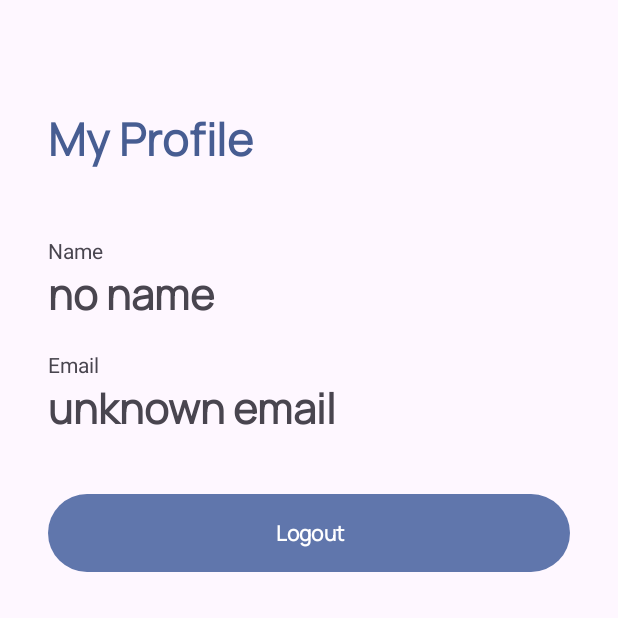
After one commit to Vinncz/android-dev-bootcamp, an Android app: the ProfileActivity screen opened directly, with no data from a screen before it, on a phone screen of 412 x 824 dp, the top half of it. The commit adds this screen. Run offline under Robolectric (Android 15) with nearby library versions, the phone set to English and light mode, and no system bars; our stand-ins replace Firebase (no records; nobody signed in at launch, a user with empty details on screens opened directly).

Commit message:
Worked on and finished the profile page

```diff
--- a/app/src/main/AndroidManifest.xml
+++ b/app/src/main/AndroidManifest.xml
@@ -12,6 +12,9 @@
         android:supportsRtl="true"
         android:theme="@style/Theme.AndroidDevBootcamp"
         tools:targetApi="31">
+        <activity
+            android:name=".ProfileActivity"
+            android:exported="false" />
         <activity
             android:name=".HomeActivity"
             android:exported="false" />
--- a/app/src/main/java/com/example/androiddevbootcamp/HomeActivity.java
+++ b/app/src/main/java/com/example/androiddevbootcamp/HomeActivity.java
@@ -8,6 +8,7 @@ import android.content.SharedPreferences;
 import android.os.Bundle;
 import android.view.View;
 import android.view.WindowManager;
+import android.widget.Button;
 import android.widget.ImageView;
 import android.widget.LinearLayout;
 import android.widget.TextView;
@@ -15,6 +16,8 @@ import android.widget.Toast;
 
 import com.google.android.gms.tasks.OnCompleteListener;
 import com.google.android.gms.tasks.Task;
+import com.google.firebase.auth.FirebaseAuth;
+import com.google.firebase.auth.FirebaseUser;
 import com.google.firebase.database.DataSnapshot;
 import com.google.firebase.database.DatabaseError;
 import com.google.firebase.database.DatabaseReference;
@@ -27,14 +30,30 @@ import com.bumptech.glide.request.RequestOptions;
 
 public class HomeActivity extends AppCompatActivity {
 
+    private FirebaseAuth mAuth;
+
     @Override
     protected void onCreate(Bundle savedInstanceState) {
         super.onCreate(savedInstanceState);
         setContentView(R.layout.activity_home);
 
+        mAuth = FirebaseAuth.getInstance();
+        FirebaseUser user = mAuth.getCurrentUser();
+
+        if (user == null) return;
+
+        String uid = user.getUid();
+
         SharedPreferences sp = getSharedPreferences("logged-in-user-data", MODE_PRIVATE);
-        Toast.makeText(HomeActivity.this, "You are logged in as " + sp.getString("name", "no name"), Toast.LENGTH_LONG).show();
+        Toast.makeText(HomeActivity.this, "You are logged in as " + sp.getString(uid + ".name", "no name"), Toast.LENGTH_LONG).show();
 
-
+        Button b = findViewById(R.id.profileButton);
+        b.setOnClickListener(new View.OnClickListener() {
+            @Override
+            public void onClick(View view) {
+                Intent i = new Intent(HomeActivity.this, ProfileActivity.class);
+                startActivity(i);
+            }
+        });
     }
 }
--- a/app/src/main/java/com/example/androiddevbootcamp/MainActivity.java
+++ b/app/src/main/java/com/example/androiddevbootcamp/MainActivity.java
@@ -78,13 +78,6 @@ public class MainActivity extends AppCompatActivity {
                     public void onComplete(@NonNull Task<AuthResult> task) {
                         if (task.isSuccessful()) {
                             FirebaseUser user = mAuth.getCurrentUser();
-//                            Toast.makeText(MainActivity.this, "You are logged in as " + user.getEmail(), Toast.LENGTH_SHORT).show();
-
-                            SharedPreferences sp = getSharedPreferences("logged-in-user-data", MODE_PRIVATE);
-                            SharedPreferences.Editor spe = sp.edit();
-
-                            spe.putString("name", user.getEmail());
-                            spe.apply();
 
                             Intent toHome = new Intent(MainActivity.this, HomeActivity.class);
                             startActivity(toHome);
--- /dev/null
+++ b/app/src/main/java/com/example/androiddevbootcamp/ProfileActivity.java
@@ -0,0 +1,40 @@
+package com.example.androiddevbootcamp;
+
+import androidx.appcompat.app.AppCompatActivity;
+
+import android.content.SharedPreferences;
+import android.os.Bundle;
+import android.widget.TextView;
+import android.widget.Toast;
+
+import com.google.firebase.auth.FirebaseAuth;
+import com.google.firebase.auth.FirebaseUser;
+
+public class ProfileActivity extends AppCompatActivity {
+
+    private FirebaseAuth mAuth;
+
+    @Override
+    protected void onCreate(Bundle savedInstanceState) {
+        super.onCreate(savedInstanceState);
+        setContentView(R.layout.activity_profile);
+
+        mAuth = FirebaseAuth.getInstance();
+        FirebaseUser user = mAuth.getCurrentUser();
+
+        if (user == null) return;
+
+        String uid = user.getUid();
+
+        SharedPreferences sp = getSharedPreferences("logged-in-user-data", MODE_PRIVATE);
+        String name = sp.getString(uid + ".name", "no name");
+        String email = sp.getString(uid + ".email", "unknown email");
+
+        TextView tvName = findViewById(R.id.name);
+        tvName.setText(name);
+
+        TextView tvEmail = findViewById(R.id.email);
+        tvEmail.setText(email);
+
+    }
+}
--- a/app/src/main/java/com/example/androiddevbootcamp/RegisterActivity.java
+++ b/app/src/main/java/com/example/androiddevbootcamp/RegisterActivity.java
@@ -4,6 +4,7 @@ import androidx.annotation.NonNull;
 import androidx.appcompat.app.AppCompatActivity;
 
 import android.content.Intent;
+import android.content.SharedPreferences;
 import android.os.Bundle;
 import android.view.View;
 import android.view.WindowManager;
@@ -49,58 +50,6 @@ public class RegisterActivity extends AppCompatActivity {
                 String confirmPassword = confirmPasswordField.getText().toString();
 
                 performRegistration(name, email, password, confirmPassword);
-
-//                Boolean fails = false;
-//
-//                if ( name.isEmpty() || name.isBlank() ) {
-//                    Toast.makeText(RegisterActivity.this, "Name field cannot be empty", Toast.LENGTH_LONG).show();
-//                    fails = true;
-//
-//                } else if ( name.length() < 5 ) {
-//                    Toast.makeText(RegisterActivity.this, "Name must at least be 5 characters long", Toast.LENGTH_LONG).show();
-//                    fails = true;
-//
-//                } else if ( email.isEmpty() || email.isBlank() ) {
-//                    Toast.makeText(RegisterActivity.this, "Email field cannot be empty", Toast.LENGTH_LONG).show();
-//                    fails = true;
-//
-//                } else if ( !email.contains("@") ) {
-//                    Toast.makeText(RegisterActivity.this, "Email field must contains '@' symbol", Toast.LENGTH_LONG).show();
-//                    fails = true;
-//
-//                } else if ( !email.endsWith(".com") ) {
-//                    Toast.makeText(RegisterActivity.this, "Email field must ends with '.com'", Toast.LENGTH_LONG).show();
-//                    fails = true;
-//
-//                } else if ( password.isEmpty() || password.isBlank() ) {
-//                    Toast.makeText(RegisterActivity.this, "Password field cannot be empty", Toast.LENGTH_LONG).show();
-//                    fails = true;
-//
-//                } else if ( !password.equals(confirmPassword) ) {
-//                    Toast.makeText(RegisterActivity.this, "Password confirmation must match the original password", Toast.LENGTH_LONG).show();
-//                    fails = true;
-//
-//                } else if ( password.length() < 8 ) {
-//                    Toast.makeText(RegisterActivity.this, "Password must at least be 8 characters long", Toast.LENGTH_LONG).show();
-//                    fails = true;
-//
-//                }
-//                if ( fails ) {
-//                    return;
-//                }
-
-//                mAuth.signInWithEmailAndPassword(email, password).addOnCompleteListener(RegisterActivity.this, new OnCompleteListener<AuthResult>() {
-//                    @Override
-//                    public void onComplete(@NonNull Task<AuthResult> task) {
-//                        if (task.isSuccessful()) {
-//                            FirebaseUser user = mAuth.getCurrentUser();
-//                            Toast.makeText(RegisterActivity.this, "You are logged in as " + user.getEmail(), Toast.LENGTH_SHORT).show();
-//                        } else {
-//                            Toast.makeText(RegisterActivity.this, "Wrong credentials", Toast.LENGTH_SHORT).show();
-//                            return;
-//                        }
-//                    }
-//                });
             }
         });
 
@@ -163,6 +112,18 @@ public class RegisterActivity extends AppCompatActivity {
                                 FirebaseUser user = mAuth.getCurrentUser();
                                 Toast.makeText(RegisterActivity.this, "You have registered as " + user.getEmail(), Toast.LENGTH_SHORT).show();
 
+                                String uid = user.getUid();
+
+                                SharedPreferences sp = getSharedPreferences("logged-in-user-data", MODE_PRIVATE);
+                                SharedPreferences.Editor spe = sp.edit();
+
+                                spe.putString(uid + ".name", name);
+                                spe.putString(uid + ".email", email);
+//                                spe.putString(uid + ".password", _password);
+
+                                spe.apply();
+
+
                                 Intent toHome = new Intent(RegisterActivity.this, HomeActivity.class);
                                 startActivity(toHome);
                                 finish();
--- /dev/null
+++ b/app/src/main/res/layout/activity_profile.xml
@@ -0,0 +1,119 @@
+<?xml version="1.0" encoding="utf-8"?>
+<androidx.constraintlayout.widget.ConstraintLayout xmlns:android="http://schemas.android.com/apk/res/android"
+    xmlns:app="http://schemas.android.com/apk/res-auto"
+    xmlns:tools="http://schemas.android.com/tools"
+    android:layout_width="match_parent"
+    android:layout_height="match_parent"
+    tools:context=".ProfileActivity"
+    android:animateLayoutChanges="true"
+    >
+
+    <ScrollView
+        android:layout_width="match_parent"
+        android:layout_height="match_parent"
+    >
+
+        <LinearLayout
+            android:layout_width="match_parent"
+            android:layout_height="match_parent"
+            android:gravity="center"
+            android:orientation="vertical"
+            android:paddingHorizontal="32dp"
+            app:layout_constraintHeight="match_parent"
+            app:layout_constraintWidth="match_parent"
+            tools:layout_editor_absoluteX="1dp"
+            tools:layout_editor_absoluteY="1dp"
+            >
+
+            <LinearLayout
+                android:layout_width="match_parent"
+                android:layout_height="wrap_content"
+                android:gravity="top"
+                android:paddingTop="72dp"
+                android:orientation="vertical"
+                >
+                <TextView
+                    style="@style/Title"
+                    android:id="@+id/title"
+                    android:layout_width="match_parent"
+                    android:layout_height="wrap_content"
+                    android:layout_marginBottom="8dp"
+                    android:fontFamily="@font/manrope"
+                    android:paddingBottom="36dp"
+                    android:text="My Profile"
+                    android:textFontWeight="800"
+                    android:textSize="30dp"
+                    />
+
+                <ScrollView
+                    android:layout_width="match_parent"
+                    android:layout_height="match_parent"
+                    >
+
+                    <LinearLayout
+                        android:layout_width="match_parent"
+                        android:layout_height="wrap_content"
+                        android:orientation="vertical"
+                        android:id="@+id/verticalShelf"
+                    >
+
+                        <TextView
+                            android:id="@+id/textView1"
+                            android:layout_width="match_parent"
+                            android:layout_height="wrap_content"
+                            android:text="Name"
+                        />
+
+                        <TextView
+                            android:id="@+id/name"
+                            android:layout_width="match_parent"
+                            android:layout_height="wrap_content"
+                            android:textFontWeight="900"
+                            android:fontFamily="@font/manrope"
+                            android:textSize="28sp"
+                            android:text="If you're seeing this, then something clearly went wrong."
+                            android:layout_marginBottom="18dp"
+                        />
+
+                        <TextView
+                            android:id="@+id/textView2"
+                            android:layout_width="match_parent"
+                            android:layout_height="wrap_content"
+                            android:text="Email"
+                        />
+
+                        <TextView
+                            android:id="@+id/email"
+                            android:layout_width="match_parent"
+                            android:layout_height="wrap_content"
+                            android:fontFamily="@font/manrope"
+                            android:text="If you're seeing this, then something clearly went wrong."
+                            android:textFontWeight="900"
+                            android:textSize="28sp"
+                            android:layout_marginBottom="18dp"
+                        />
+
+                    </LinearLayout>
+
+                </ScrollView>
+
+                <Button
+                    android:id="@+id/profileButton"
+                    android:layout_width="match_parent"
+                    android:layout_height="wrap_content"
+                    android:fontFamily="@font/manrope"
+                    android:padding="16dp"
+                    android:text="Logout"
+                    android:textColor="?attr/textAppearanceButton"
+                    style="@style/ShapeAppearanceOverlay.Material3.Button"
+                    android:textAlignment="center"
+                    android:textStyle="bold"
+                    android:layout_marginBottom="36dp"
+                    android:layout_marginTop="16dp"
+                />
+
+            </LinearLayout>
+
+        </LinearLayout>
+    </ScrollView>
+</androidx.constraintlayout.widget.ConstraintLayout>
```
